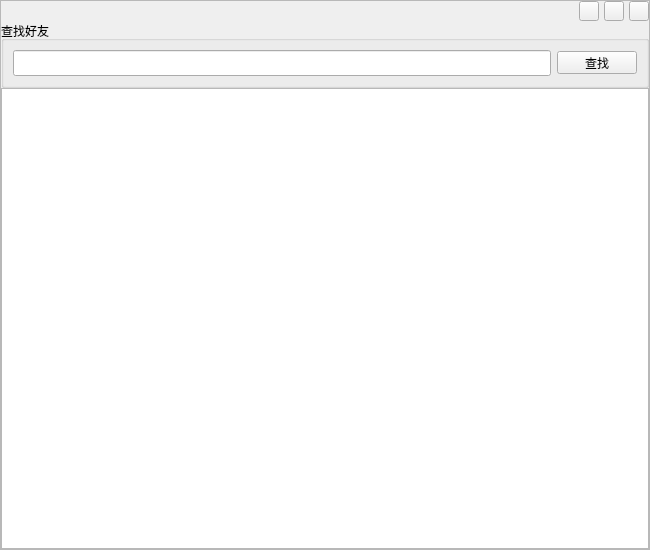
Qt form QQdemo/addfriend.ui (Mine268/chatroom_qt) before a commit.
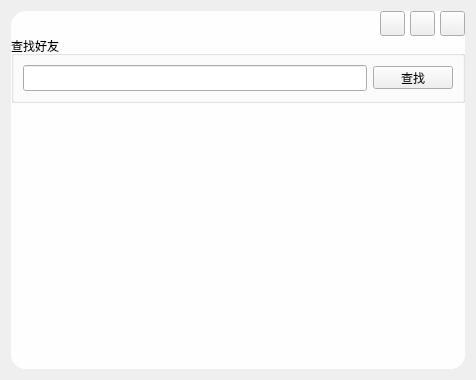
The same form after that commit. Icons and pictures are not drawn.

What changed in the file:
```diff
--- a/QQdemo/addfriend.ui
+++ b/QQdemo/addfriend.ui
@@ -2,13 +2,11 @@
 <ui version="4.0">
  <class>AddFriend</class>
  <widget class="QWidget" name="AddFriend">
-  <property name="geometry">
-   <rect>
-    <x>0</x>
-    <y>0</y>
-    <width>650</width>
-    <height>550</height>
-   </rect>
+  <property name="minimumSize">
+   <size>
+    <width>476</width>
+    <height>380</height>
+   </size>
   </property>
   <property name="maximumSize">
    <size>
@@ -20,23 +18,17 @@
    <string>Form</string>
   </property>
   <layout class="QVBoxLayout" name="verticalLayout_2">
-   <property name="spacing">
-    <number>0</number>
-   </property>
-   <property name="leftMargin">
-    <number>0</number>
-   </property>
-   <property name="topMargin">
-    <number>0</number>
-   </property>
-   <property name="rightMargin">
-    <number>0</number>
-   </property>
-   <property name="bottomMargin">
-    <number>0</number>
-   </property>
    <item>
     <widget class="QFrame" name="frame">
+     <property name="styleSheet">
+      <string notr="true">QFrame
+{
+	background-color:rgb(255,254,255);
+ 
+	border:none;
+	border-radius:15px;
+}</string>
+     </property>
      <property name="frameShape">
       <enum>QFrame::StyledPanel</enum>
      </property>
@@ -83,14 +75,14 @@
            <widget class="QPushButton" name="minimize">
             <property name="minimumSize">
              <size>
-              <width>20</width>
-              <height>20</height>
+              <width>25</width>
+              <height>25</height>
              </size>
             </property>
             <property name="maximumSize">
              <size>
-              <width>20</width>
-              <height>20</height>
+              <width>25</width>
+              <height>25</height>
              </size>
             </property>
             <property name="text">
@@ -112,14 +104,14 @@
             </property>
             <property name="minimumSize">
              <size>
-              <width>20</width>
-              <height>20</height>
+              <width>25</width>
+              <height>25</height>
              </size>
             </property>
             <property name="maximumSize">
              <size>
-              <width>20</width>
-              <height>20</height>
+              <width>25</width>
+              <height>25</height>
              </size>
             </property>
             <property name="text">
@@ -135,14 +127,14 @@
            <widget class="QPushButton" name="close">
             <property name="minimumSize">
              <size>
-              <width>20</width>
-              <height>20</height>
+              <width>25</width>
+              <height>25</height>
              </size>
             </property>
             <property name="maximumSize">
              <size>
-              <width>20</width>
-              <height>20</height>
+              <width>25</width>
+              <height>25</height>
              </size>
             </property>
             <property name="text">
@@ -194,7 +186,7 @@
        </widget>
       </item>
       <item>
-       <widget class="QTableView" name="tableView"/>
+       <widget class="QListWidget" name="listWidget"/>
       </item>
      </layout>
     </widget>
```
